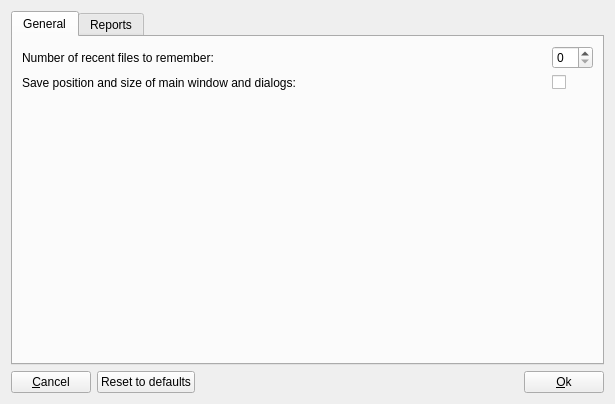
Before: the Qt Designer form trunk/dlgpreferences.ui in digitalsleuth/fred, drawn with Qt 5.
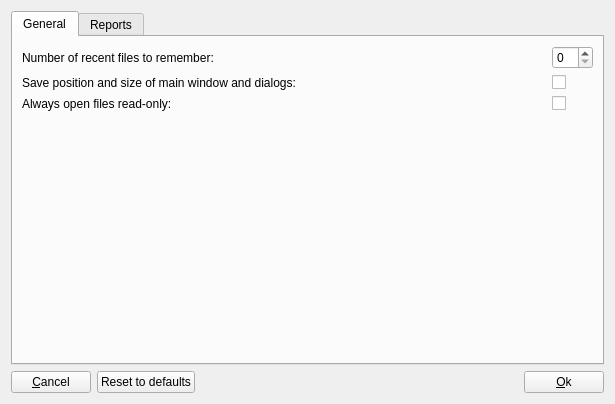
After: the same form once the commit is applied. Icons and pictures are not drawn.

```diff
--- a/trunk/dlgpreferences.ui
+++ b/trunk/dlgpreferences.ui
@@ -31,13 +31,6 @@
        <item row="0" column="1">
         <widget class="QSpinBox" name="SpinBoxRecentFiles"/>
        </item>
-       <item row="0" column="0">
-        <widget class="QLabel" name="LblRecentFiles">
-         <property name="text">
-          <string>Number of recent files to remember:</string>
-         </property>
-        </widget>
-       </item>
        <item row="1" column="0">
         <widget class="QLabel" name="LblSavePositions">
          <property name="text">
@@ -67,7 +60,14 @@
          </property>
         </widget>
        </item>
-       <item row="2" column="0">
+       <item row="0" column="0">
+        <widget class="QLabel" name="LblRecentFiles">
+         <property name="text">
+          <string>Number of recent files to remember:</string>
+         </property>
+        </widget>
+       </item>
+       <item row="3" column="0">
         <spacer name="verticalSpacer">
          <property name="orientation">
           <enum>Qt::Vertical</enum>
@@ -80,6 +80,26 @@
          </property>
         </spacer>
        </item>
+       <item row="2" column="0">
+        <widget class="QLabel" name="LblOpenReadOnly">
+         <property name="text">
+          <string>Always open files read-only:</string>
+         </property>
+        </widget>
+       </item>
+       <item row="2" column="1">
+        <widget class="QCheckBox" name="ChkBoxOpenReadOnly">
+         <property name="sizePolicy">
+          <sizepolicy hsizetype="Fixed" vsizetype="Fixed">
+           <horstretch>0</horstretch>
+           <verstretch>0</verstretch>
+          </sizepolicy>
+         </property>
+         <property name="text">
+          <string/>
+         </property>
+        </widget>
+       </item>
       </layout>
      </widget>
      <widget class="QWidget" name="TabReports">
```
